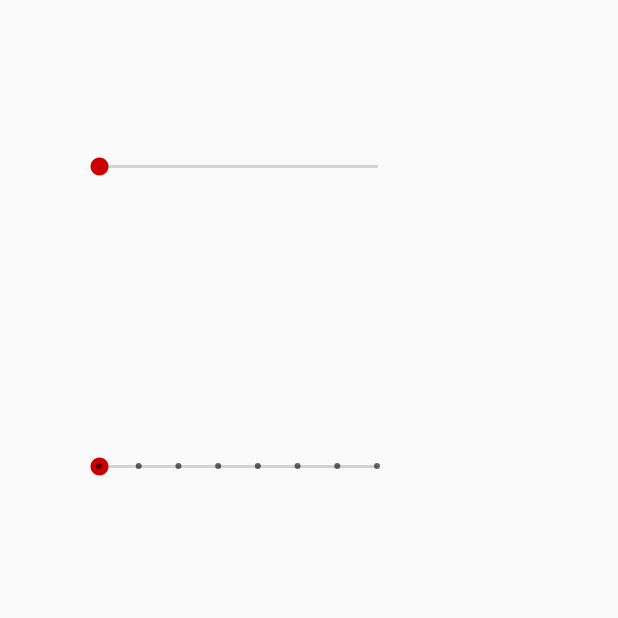
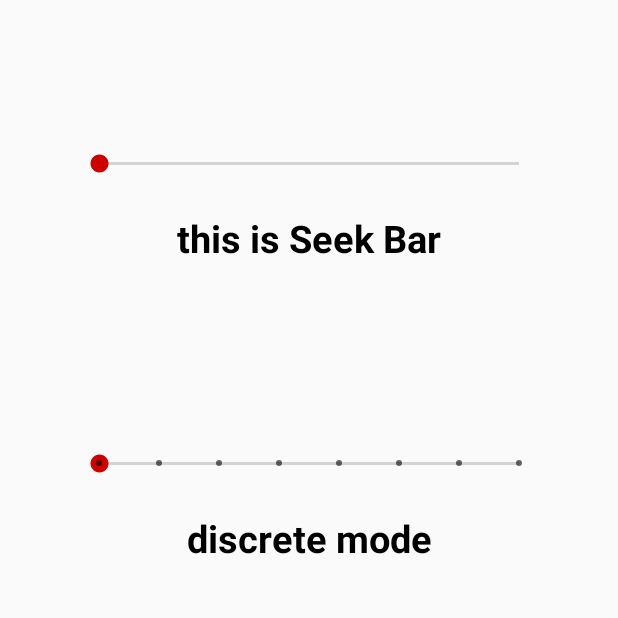
Before and after one commit to teampk/cs_project, an Android app: the SurveyActivity screen opened directly, with no data from a screen before it, on a phone screen of 412 x 824 dp, the top half of it. Run offline under Robolectric (Android 15) with nearby library versions, the phone set to English and light mode, and no system bars.

Commit message:
seek bar

```diff
--- a/app/src/main/java/com/pkteam/measure_happiness/SurveyActivity.java
+++ b/app/src/main/java/com/pkteam/measure_happiness/SurveyActivity.java
@@ -3,17 +3,68 @@ package com.pkteam.measure_happiness;
 import android.os.Bundle;
 import android.support.annotation.Nullable;
 import android.support.v7.app.AppCompatActivity;
+import android.util.Log;
+import android.widget.SeekBar;
+import android.widget.TextView;
 
 /**
  * Created by paeng on 2018. 8. 1..
  */
 
 public class SurveyActivity extends AppCompatActivity {
+    private SeekBar sb1, sb2;
+    private TextView tv1, tv2;
     @Override
     protected void onCreate(@Nullable Bundle savedInstanceState) {
         super.onCreate(savedInstanceState);
         setContentView(R.layout.activity_survey);
 
+        bindingView();
+
+
+    }
+
+    private void bindingView(){
+        sb1 = findViewById(R.id.sb_1);
+        sb2 = findViewById(R.id.sb_2);
+        tv1 = findViewById(R.id.tv_1);
+        tv2 = findViewById(R.id.tv_2);
+
+        sb1.setOnSeekBarChangeListener(new SeekBar.OnSeekBarChangeListener() {
+            @Override
+            public void onProgressChanged(SeekBar seekBar, int i, boolean b) {
+                tv1.setText(String.valueOf(i));
+            }
+
+            @Override
+            public void onStartTrackingTouch(SeekBar seekBar) {
+
+            }
+
+            @Override
+            public void onStopTrackingTouch(SeekBar seekBar) {
+
+            }
+        });
+
+        sb2.setOnSeekBarChangeListener(new SeekBar.OnSeekBarChangeListener() {
+            @Override
+            public void onProgressChanged(SeekBar seekBar, int i, boolean b) {
+                tv2.setText(String.valueOf(i));
+            }
+
+            @Override
+            public void onStartTrackingTouch(SeekBar seekBar) {
+
+            }
+
+            @Override
+            public void onStopTrackingTouch(SeekBar seekBar) {
+
+            }
+        });
+
+
 
     }
 }
--- a/app/src/main/res/layout/activity_survey.xml
+++ b/app/src/main/res/layout/activity_survey.xml
@@ -14,16 +14,28 @@
             android:layout_width="match_parent"
             android:layout_height="100dp"
             android:layout_marginTop="100dp"
-            android:layout_marginLeft="50dp">
+            android:layout_marginLeft="50dp"
+            android:layout_marginStart="50dp"
+            android:layout_marginRight="50dp"
+            android:layout_marginEnd="50dp"
+            android:orientation="vertical">
 
 
             <SeekBar
-                android:id="@+id/seekBar"
-                android:layout_width="218dp"
-                android:layout_height="22dp"
-                tools:layout_editor_absoluteX="83dp"
-                tools:layout_editor_absoluteY="43dp" />
+                android:id="@+id/sb_1"
+                android:layout_width="match_parent"
+                android:layout_height="wrap_content"
+                android:max="100"/>
 
+            <TextView
+                android:id="@+id/tv_1"
+                android:layout_width="match_parent"
+                android:layout_height="match_parent"
+                android:gravity="center"
+                android:text="this is Seek Bar"
+                android:textSize="25dp"
+                android:textColor="#000000"
+                android:textStyle="bold"/>
 
 
         </LinearLayout>
@@ -32,19 +44,31 @@
             android:layout_width="match_parent"
             android:layout_height="100dp"
             android:layout_marginTop="100dp"
-            android:layout_marginLeft="50dp">
+            android:layout_marginLeft="50dp"
+            android:layout_marginStart="50dp"
+            android:layout_marginRight="50dp"
+            android:layout_marginEnd="50dp"
+            android:orientation="vertical">
 
 
 
             <SeekBar
-                android:id="@+id/seekBar2"
+                android:id="@+id/sb_2"
                 style="@style/Widget.AppCompat.SeekBar.Discrete"
-                android:layout_width="217dp"
-                android:layout_height="22dp"
+                android:layout_width="match_parent"
+                android:layout_height="wrap_content"
                 android:max="7"
-                android:progress="0"
-                tools:layout_editor_absoluteX="84dp"
-                tools:layout_editor_absoluteY="92dp" />
+                android:progress="0" />
+
+            <TextView
+                android:id="@+id/tv_2"
+                android:layout_width="match_parent"
+                android:layout_height="match_parent"
+                android:gravity="center"
+                android:text="discrete mode"
+                android:textSize="25dp"
+                android:textColor="#000000"
+                android:textStyle="bold"/>
 
         </LinearLayout>
 
```
